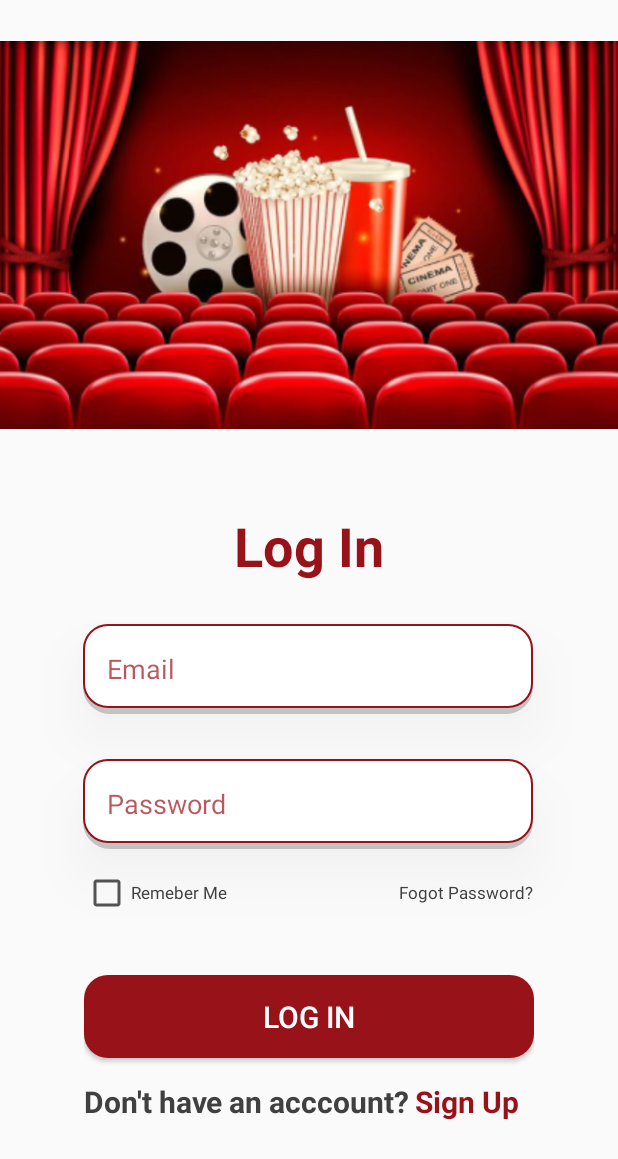
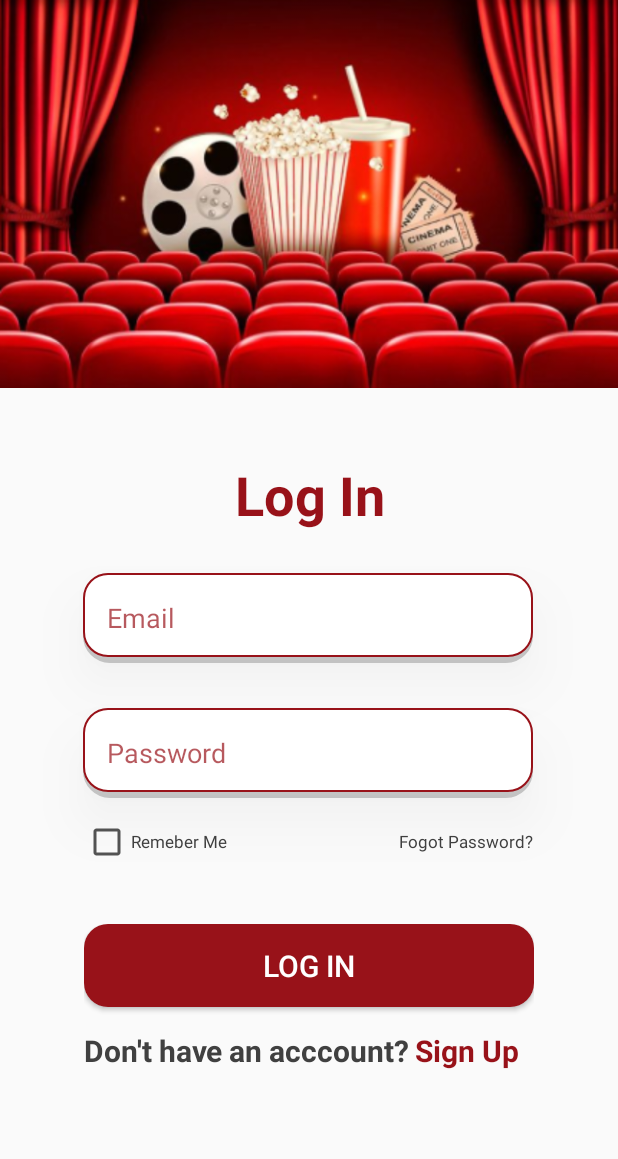
Before and after one commit to AhmadJA00/Cinema-Booking, an Android app: the screen it shows after launch (MainActivity), on a phone screen of 412 x 824 dp. Shown: the top 1159 px of the screen. Run offline under Robolectric (Android 15) with nearby library versions, the phone set to English and light mode, and no system bars.

Commit message:
Implement all Acccount

```diff
--- a/app/src/main/java/com/example/cinemanabooking/Hellper/Helper.java
+++ b/app/src/main/java/com/example/cinemanabooking/Hellper/Helper.java
@@ -1,5 +1,5 @@
 package com.example.cinemanabooking.Hellper;
 
 public class Helper {
-    public static final String BaseUrl = "http://192.168.1.9:5000/";
+    public static final String BaseUrl = "http://192.168.1.12:5000/";
 }
--- a/app/src/main/res/layout/activity_main.xml
+++ b/app/src/main/res/layout/activity_main.xml
@@ -6,28 +6,29 @@
     android:layout_height="match_parent"
     tools:context=".MainActivity">
 
-
     <ImageView
         android:id="@+id/imageView"
         android:layout_width="412dp"
         android:layout_height="313dp"
+        android:layout_marginTop="-28dp"
         app:layout_constraintEnd_toEndOf="parent"
         app:layout_constraintHorizontal_bias="0.0"
         app:layout_constraintStart_toStartOf="parent"
+        app:layout_constraintTop_toTopOf="parent"
         app:srcCompat="@drawable/mainimage"
-        tools:ignore="MissingConstraints"
-        tools:layout_editor_absoluteY="-19dp" />
+        tools:ignore="MissingConstraints" />
 
     <TextView
         android:id="@+id/login"
         android:layout_width="wrap_content"
         android:layout_height="wrap_content"
-        android:layout_marginTop="26dp"
+        android:layout_marginTop="20dp"
         android:text="Log In"
         android:textColor="@color/main"
         android:textSize="36dp"
         android:textStyle="bold"
         app:layout_constraintEnd_toEndOf="parent"
+        app:layout_constraintHorizontal_bias="0.503"
         app:layout_constraintStart_toStartOf="parent"
         app:layout_constraintTop_toBottomOf="@+id/imageView" />
 
```
Also changed, not shown: app/src/main/java/com/example/cinemanabooking/forgetPassword2.java (+3 -4 lines), app/src/main/java/com/example/cinemanabooking/forgetPassword3.java (+36 -1 lines).
